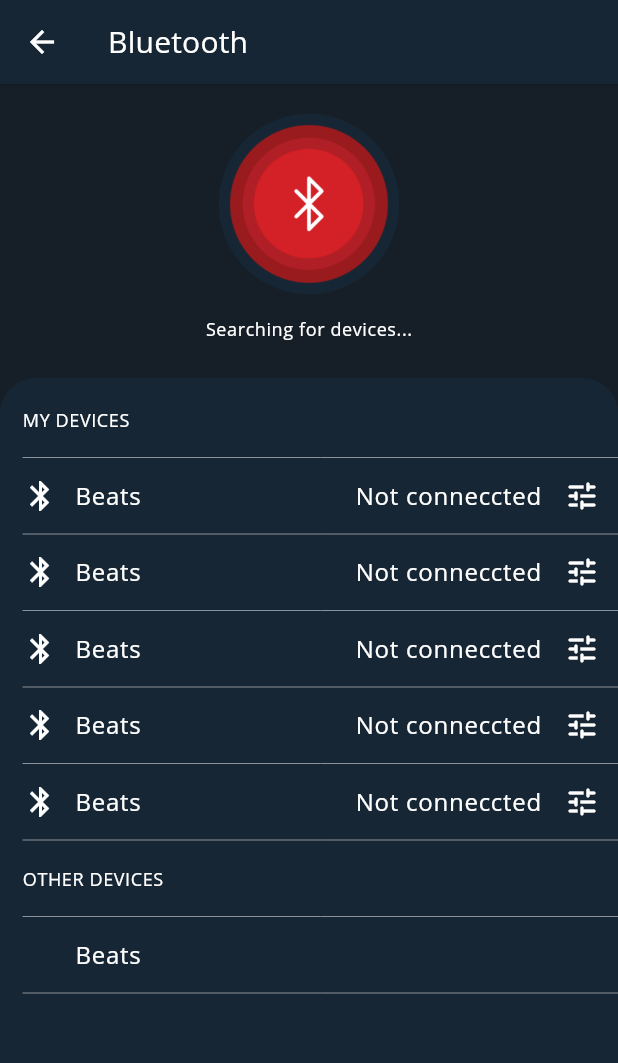
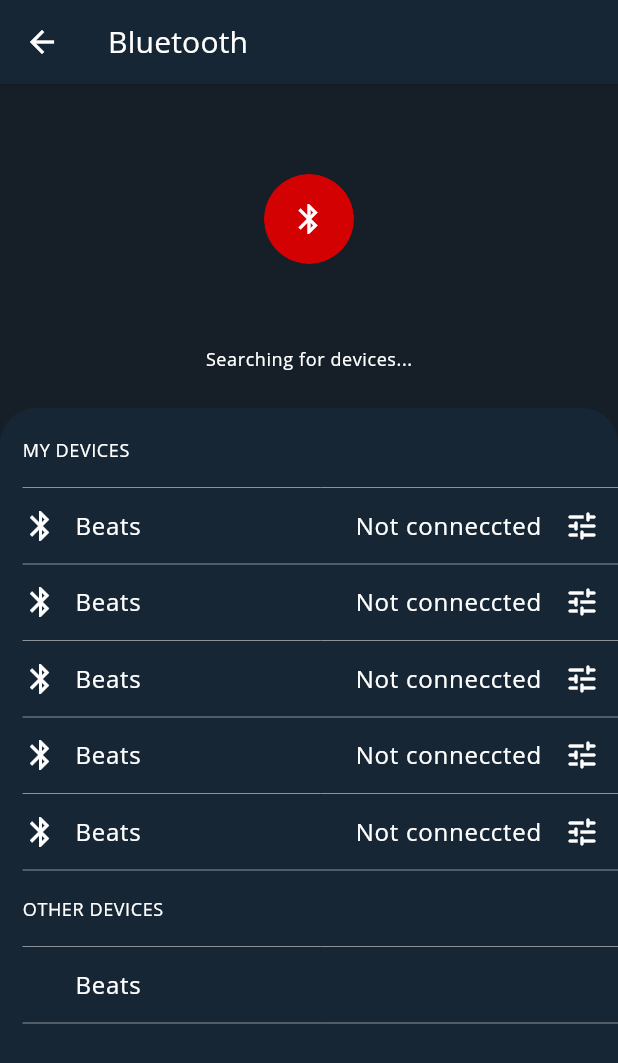
Before and after one commit to erobotkh/erobot_mobile, a Flutter app: the BluetoothScreen screen opened directly, on a phone screen of 412 x 824 dp. Shown: the top 1063 px of the screen. Run offline on Flutter 3.47's test engine with Material 2 defaults, Android fonts, the phone set to English and light mode, and no system bars; drawn by our look-alikes of avatar_glow; our stand-ins replace easy_localization, flutter_hooks, font_awesome_flutter, get, get_storage, hooks_riverpod and 4 more; missing offline and left inert: decorated_icon; accounts and stored records are empty; network calls fail.

Commit message:
edit screen bluetooth

```diff
--- a/lib/models/bluetooth_model.dart
+++ b/lib/models/bluetooth_model.dart
@@ -25,33 +25,33 @@ class BluetoothDeviceModel {
           iconTrailing: Icons.tune_rounded,
           iconLeadingNotCon: Icons.bluetooth,
         ),
-        // BluetoothDeviceModel(
-        //   deviceName: 'Beats',
-        //   connected: 'connected',
-        //   notConnected: 'Not conneccted',
-        //   iconLeading: Icons.bluetooth_connected,
-        //   iconTrailing: Icons.chevron_right,
-        // ),
-        // BluetoothDeviceModel(
-        //   deviceName: 'Beats',
-        //   connected: 'connected',
-        //   notConnected: 'Not conneccted',
-        //   iconLeading: Icons.bluetooth_connected,
-        //   iconTrailing: Icons.chevron_right,
-        // ),
-        // BluetoothDeviceModel(
-        //   deviceName: 'Beats',
-        //   connected: 'connected',
-        //   notConnected: 'Not conneccted',
-        //   iconLeading: Icons.bluetooth_connected,
-        //   iconTrailing: Icons.chevron_right,
-        // ),
-        // BluetoothDeviceModel(
-        //   deviceName: 'Beats',
-        //   connected: 'connected',
-        //   notConnected: 'Not conneccted',
-        //   iconLeading: Icons.bluetooth_connected,
-        //   iconTrailing: Icons.chevron_right,
-        // ),
+        BluetoothDeviceModel(
+          deviceName: 'Beats',
+          connected: 'connected',
+          notConnected: 'Not conneccted',
+          iconLeadingCon: Icons.bluetooth_connected,
+          iconTrailing: Icons.chevron_right,
+        ),
+        BluetoothDeviceModel(
+          deviceName: 'Beats',
+          connected: 'connected',
+          notConnected: 'Not conneccted',
+          iconLeadingCon: Icons.bluetooth_connected,
+          iconTrailing: Icons.chevron_right,
+        ),
+        BluetoothDeviceModel(
+          deviceName: 'Beats',
+          connected: 'connected',
+          notConnected: 'Not conneccted',
+          iconLeadingCon: Icons.bluetooth_connected,
+          iconTrailing: Icons.chevron_right,
+        ),
+        BluetoothDeviceModel(
+          deviceName: 'Beats',
+          connected: 'connected',
+          notConnected: 'Not conneccted',
+          iconLeadingCon: Icons.bluetooth_connected,
+          iconTrailing: Icons.chevron_right,
+        ),
       ];
 }
--- a/lib/screens/home/bluetooth_screen/bluetooth_detail_screen.dart
+++ b/lib/screens/home/bluetooth_screen/bluetooth_detail_screen.dart
@@ -1,14 +1,7 @@
 import 'package:erobot/constant/theme_constant.dart';
 import 'package:flutter/material.dart';
 
-class BluetoothDetailScreen extends StatefulWidget {
-  const BluetoothDetailScreen({Key? key}) : super(key: key);
-
-  @override
-  _BluetoothDetailScreenState createState() => _BluetoothDetailScreenState();
-}
-
-class _BluetoothDetailScreenState extends State<BluetoothDetailScreen> {
+class BluetoothDetailScreen extends StatelessWidget {
   @override
   Widget build(BuildContext context) {
     return Scaffold(
--- a/lib/screens/home/bluetooth_screen/bluetooth_screen.dart
+++ b/lib/screens/home/bluetooth_screen/bluetooth_screen.dart
@@ -1,7 +1,7 @@
+import 'package:avatar_glow/avatar_glow.dart';
 import 'package:erobot/config/config_constant.dart';
 import 'package:erobot/constant/theme_constant.dart';
 import 'package:erobot/models/bluetooth_model.dart';
-import 'package:erobot/screens/home/ball_shooter/local_widgets/circular_slider.dart';
 import 'package:erobot/screens/home/bluetooth_screen/bluetooth_detail_screen.dart';
 import 'package:erobot/screens/home/bluetooth_screen/local_widgets/er_bluetoothdevice.dart';
 import 'package:flutter/cupertino.dart';
@@ -16,8 +16,8 @@ class BluetoothScreen extends StatefulWidget {
 }
 
 class _BluetoothScreenState extends State<BluetoothScreen> {
-  List<BluetoothDeviceModel> _cardBluetoothDevice =
-      BluetoothDeviceModel.getCates();
+  List<BluetoothDeviceModel> _cardBluetoothDevice = BluetoothDeviceModel.getCates();
+
   @override
   Widget build(BuildContext context) {
     return Scaffold(
@@ -33,15 +33,31 @@ class _BluetoothScreenState extends State<BluetoothScreen> {
         itemBuilder: (context, index) {
           var cardBluetoothDevice = _cardBluetoothDevice[index];
           return Container(
+            padding: EdgeInsets.only(top: 20),
             child: Column(
               children: [
                 Container(
-                  padding: EdgeInsets.only(top: 20),
-                  alignment: Alignment.center,
-                  child: Image.asset(
-                    'assets/images/bluetooth.png',
-                    width: 120,
-                    height: 120,
+                  child: AvatarGlow(
+                    repeat: true,
+                    showTwoGlows: true,
+                    animate: true,
+                    endRadius: 70.0,
+                    curve: Curves.fastOutSlowIn,
+                    glowColor: ThemeConstant.lightScheme.primary,
+                    child: Material(
+                      clipBehavior: Clip.antiAlias,
+                      color: Colors.transparent,
+                      elevation: 0.0,
+                      shape: CircleBorder(),
+                      child: CircleAvatar(
+                        backgroundColor: ThemeConstant.lightScheme.primary,
+                        child: Icon(
+                          Icons.bluetooth,
+                          color: ThemeConstant.lightScheme.onPrimary,
+                        ),
+                        radius: 30.0,
+                      ),
+                    ),
                   ),
                 ),
                 SizedBox(
@@ -74,14 +90,21 @@ class _BluetoothScreenState extends State<BluetoothScreen> {
                           alignment: Alignment.centerLeft,
                           child: Text(
                             'MY DEVICES',
-                            style: ThemeConstant.textTheme.caption?.copyWith(
-                                color: ThemeConstant.lightScheme.onSurface),
+                            style: ThemeConstant.textTheme.caption
+                                ?.copyWith(color: ThemeConstant.lightScheme.onSurface),
                           ),
                         ),
                       ),
                       Divider(
                         color: ThemeConstant.lightScheme.secondary,
                       ),
+                      Container(
+                        child: Column(
+                          children: List.generate(
+                            BluetoothDeviceModel.getCates().length,
+                            (index) => Container(
+                              child: Column(
+                                children: [
                                   Container(
                                     height: 35,
                                     child: BluetoothDevices(
@@ -95,101 +118,33 @@ class _BluetoothScreenState extends State<BluetoothScreen> {
                                       notConnected: cardBluetoothDevice.notConnected,
                                       iconLeadingCon: cardBluetoothDevice.iconLeadingCon,
                                       iconTrailing: cardBluetoothDevice.iconTrailing,
-                          iconLeadingNotCon:
-                              cardBluetoothDevice.iconLeadingNotCon,
+                                      iconLeadingNotCon: cardBluetoothDevice.iconLeadingNotCon,
                                     ),
                                   ),
                                   Divider(
                                     color: ThemeConstant.lightScheme.secondary,
                                   ),
-                      Container(
-                        height: 35,
-                        child: BluetoothDevices(
-                          onTap: () {},
-                          onTapTrailing: () {
-                            Navigator.of(context).push(MaterialPageRoute(
-                                builder: (context) => BluetoothDetailScreen()));
-                          },
-                          deviceName: cardBluetoothDevice.deviceName,
-                          connected: cardBluetoothDevice.connected,
-                          notConnected: cardBluetoothDevice.notConnected,
-                          iconLeadingCon: cardBluetoothDevice.iconLeadingCon,
-                          iconLeadingNotCon:
-                              cardBluetoothDevice.iconLeadingNotCon,
-                          iconTrailing: cardBluetoothDevice.iconTrailing,
+                                ],
                               ),
                             ),
-                      Divider(
-                        color: ThemeConstant.lightScheme.secondary,
+                          ),
+                        ),
                       ),
                       Container(
-                        height: 35,
-                        child: BluetoothDevices(
-                          onTap: () {},
-                          onTapTrailing: () {
-                            Navigator.of(context).push(MaterialPageRoute(
-                                builder: (context) => BluetoothDetailScreen()));
-                          },
-                          deviceName: cardBluetoothDevice.deviceName,
-                          connected: cardBluetoothDevice.connected,
-                          notConnected: cardBluetoothDevice.notConnected,
-                          iconLeadingCon: cardBluetoothDevice.iconLeadingCon,
-                          iconLeadingNotCon:
-                              cardBluetoothDevice.iconLeadingNotCon,
-                          iconTrailing: cardBluetoothDevice.iconTrailing,
-                        ),
-                      ),
-                      Divider(
-                        color: ThemeConstant.lightScheme.secondary,
-                      ),
-                      Container(
-                        height: 35,
-                        child: BluetoothDevices(
-                          onTap: () {},
-                          onTapTrailing: () {
-                            Navigator.of(context).push(MaterialPageRoute(
-                                builder: (context) => BluetoothDetailScreen()));
-                          },
-                          deviceName: cardBluetoothDevice.deviceName,
-                          connected: cardBluetoothDevice.connected,
-                          notConnected: cardBluetoothDevice.notConnected,
-                          iconLeadingCon: cardBluetoothDevice.iconLeadingCon,
-                          iconLeadingNotCon:
-                              cardBluetoothDevice.iconLeadingNotCon,
-                          iconTrailing: cardBluetoothDevice.iconTrailing,
-                        ),
-                      ),
-                      Divider(
-                        color: ThemeConstant.lightScheme.secondary,
-                      ),
-                      Container(
-                        height: 35,
-                        child: BluetoothDevices(
-                          onTap: () {},
-                          onTapTrailing: () {
-                            Navigator.of(context).push(MaterialPageRoute(
-                                builder: (context) => BluetoothDetailScreen()));
-                          },
-                          deviceName: cardBluetoothDevice.deviceName,
-                          connected: cardBluetoothDevice.connected,
-                          notConnected: cardBluetoothDevice.notConnected,
-                          iconLeadingCon: cardBluetoothDevice.iconLeadingCon,
-                          iconLeadingNotCon:
-                              cardBluetoothDevice.iconLeadingNotCon,
-                          iconTrailing: cardBluetoothDevice.iconTrailing,
-                        ),
-                      ),
-                      Divider(
-                        color: ThemeConstant.lightScheme.secondary,
-                      ),
+                        child: Column(
+                          children: List.generate(
+                            1,
+                            (index) => Container(
+                              child: Column(
+                                children: [
                                   Container(
                                     height: 35,
                                     child: Align(
                                       alignment: Alignment.centerLeft,
                                       child: Text(
                                         'OTHER DEVICES',
-                            style: ThemeConstant.textTheme.caption?.copyWith(
-                                color: ThemeConstant.lightScheme.onSurface),
+                                        style: ThemeConstant.textTheme.caption
+                                            ?.copyWith(color: ThemeConstant.lightScheme.onSurface),
                                       ),
                                     ),
                                   ),
@@ -215,6 +170,12 @@ class _BluetoothScreenState extends State<BluetoothScreen> {
                                   ),
                                   Divider(
                                     color: ThemeConstant.lightScheme.secondary,
+                                  ),
+                                ],
+                              ),
+                            ),
+                          ),
+                        ),
                       ),
                       SizedBox(
                         height: 100,
--- a/pubspec.yaml
+++ b/pubspec.yaml
@@ -42,12 +42,15 @@ dependencies:
   flutter_svg: ^0.22.0
   sleek_circular_slider: ^2.0.0
   smooth_page_indicator: ^0.3.0-nullsafety.0
-  photo_view: ^0.11.1
   cupertino_icons: ^1.0.3
   page_indicator: ^0.4.1
 
   # url_launcher
   url_launcher: ^6.0.7
+  photo_view: ^0.13.0
+
+  # avatar glow
+  avatar_glow: ^2.0.1
 
 dev_dependencies:
   flutter_test:
```
Also changed, not shown: lib/screens/home/bluetooth_screen/t.dart (added, +150 -0 lines), lib/screens/home/reputation/local_widgets/image_viewer.dart (+8 -3 lines), pubspec.lock, 1 other file. Lines whose indentation alone changed are shown as unchanged.
